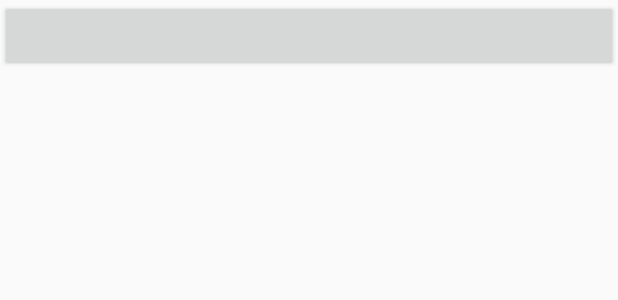
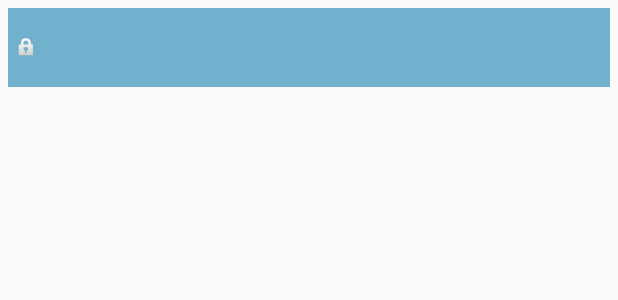
Before and after one commit to whywhom/HuaRongDao, an Android app: the layout level_item.xml on its own in the app's theme, with its tools: preview values and no code run, on a phone screen of 412 x 824 dp. Shown: the top 300 px of the screen. Run offline under Robolectric (Android 15) with nearby library versions, the phone set to English and light mode, and no system bars.

Commit message:
add GameHRD class

```diff
--- a/app/src/main/java/com/whywhom/soft/huarongdao/ui/game/GameFragment.java
+++ b/app/src/main/java/com/whywhom/soft/huarongdao/ui/game/GameFragment.java
@@ -185,7 +185,6 @@ public class GameFragment extends Fragment {
     public void onActivityCreated(@Nullable Bundle savedInstanceState) {
         super.onActivityCreated(savedInstanceState);
         mViewModel = ViewModelProviders.of(this).get(GameViewModel.class);
-        getActivity().setTitle((GameLevels.chessNameArray[level]));
         // TODO: Use the ViewModel
     }
 
@@ -239,6 +238,8 @@ public class GameFragment extends Fragment {
     @Override
     public void onPause() {
         // TODO Auto-generated method stub
+        Toolbar toolbar = getActivity().findViewById(R.id.toolbar);
+        toolbar.setSubtitle(null);
         if(bMusic){
             audioService.onPause();
         }
@@ -248,6 +249,8 @@ public class GameFragment extends Fragment {
     @Override
     public void onResume() {
         // TODO Auto-generated method stub
+        Toolbar toolbar = getActivity().findViewById(R.id.toolbar);
+        toolbar.setSubtitle(GameLevels.chessNameArray[level]);
         if(bMusic){
             if(audioService != null){
                 audioService.onResume();
--- a/app/src/main/res/layout/level_item.xml
+++ b/app/src/main/res/layout/level_item.xml
@@ -1,11 +1,11 @@
 <?xml version="1.0" encoding="utf-8"?>
-<LinearLayout xmlns:android="http://schemas.android.com/apk/res/android"
+<FrameLayout xmlns:android="http://schemas.android.com/apk/res/android"
     android:layout_width="match_parent"
     android:layout_height="wrap_content"
     android:gravity="center"
     android:orientation="vertical" >
 
-    <Button
+    <TextView
         android:id="@+id/btn_name"
         android:layout_width="fill_parent"
         android:layout_height="wrap_content"
@@ -13,6 +13,16 @@
         android:focusable="false"
         android:focusableInTouchMode="false"
         android:textColor="@android:color/white"
+        android:background="@color/hrd_blue"
+        android:layout_margin="5dp"
+        android:padding="15dp"
+        android:textAlignment="center"
         android:textSize="16sp" />
-
-</LinearLayout>
+    <ImageView
+        android:layout_width="15dp"
+        android:layout_height="15dp"
+        android:layout_marginLeft="10dp"
+        android:layout_gravity="center_vertical|left"
+        android:visibility="visible"
+        android:src="@android:drawable/ic_lock_idle_lock"/>
+</FrameLayout>
--- a/app/src/main/res/values/colors.xml
+++ b/app/src/main/res/values/colors.xml
@@ -4,4 +4,10 @@
     <color name="colorPrimaryDark">#00574B</color>
     <color name="colorAccent">#D81B60</color>
     <color name="black_overlay">#66000000</color>
+
+    <color name="hrd_blue">#72B1CE</color>
+    <color name="hrd_blue_lighter">#89d4f7</color>
+    <color name="hrd_orange">#F6A418</color>
+    <color name="hrd_orange_lighter">#ffc51d</color>
+    <color name="hrd_orange_darker">#c58313</color>
 </resources>
```
Also changed, not shown: app/src/main/java/com/whywhom/soft/huarongdao/adapter/LevelAdapter.java (+7 -5 lines), app/src/main/java/com/whywhom/soft/huarongdao/ui/home/HomeFragment.java (+5 -4 lines), app/src/main/java/com/whywhom/soft/huarongdao/ui/home/HomeViewModel.java (+13 -9 lines), app/src/main/java/com/whywhom/soft/huarongdao/utils/GameHRD.java (added, +39 -0 lines), 1 other file.
